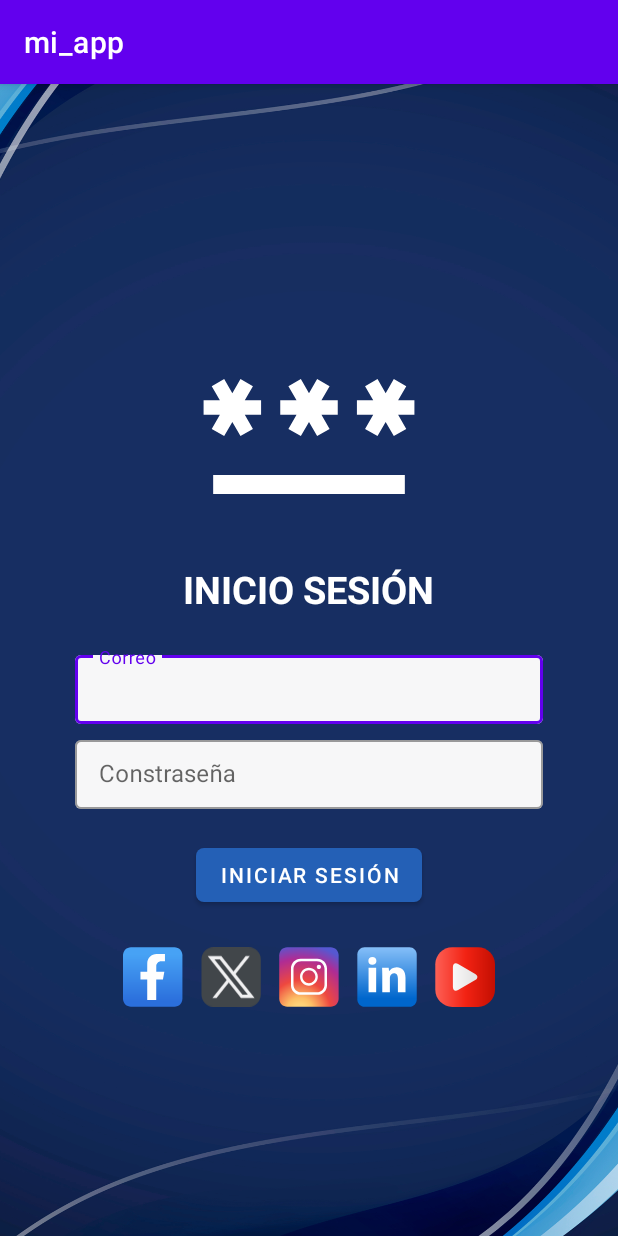
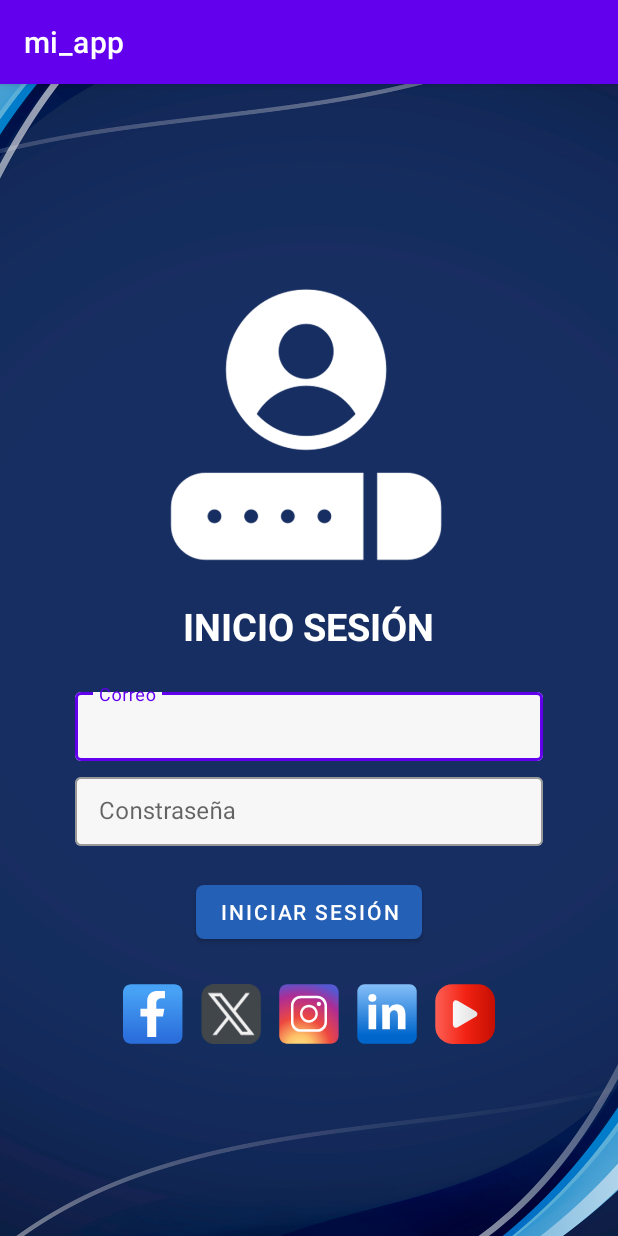
Before and after one commit to Davidhunter13/mi_app, an Android app: the screen it shows after launch (home), on a phone screen of 412 x 824 dp. Run offline under Robolectric (Android 15) with nearby library versions, the phone set to English and light mode, and no system bars.

Commit message:
ajuste de imagen del login

```diff
--- a/app/src/main/res/layout/activity_home.xml
+++ b/app/src/main/res/layout/activity_home.xml
@@ -23,11 +23,11 @@
 
         <!-- Logo -->
         <ImageView
-            android:layout_width="153dp"
-            android:layout_height="150dp"
+            android:layout_width="match_parent"
+            android:layout_height="200dp"
             android:adjustViewBounds="true"
-            android:src="@drawable/img_login"
-            android:scaleType="centerCrop"
+            android:src="@drawable/login"
+            android:scaleType="fitCenter"
             android:contentDescription="@null"
             android:background="@android:color/transparent"
             app:tint="@color/white"/>
```
Also changed, not shown: app/src/main/res/drawable/login.png (added).
